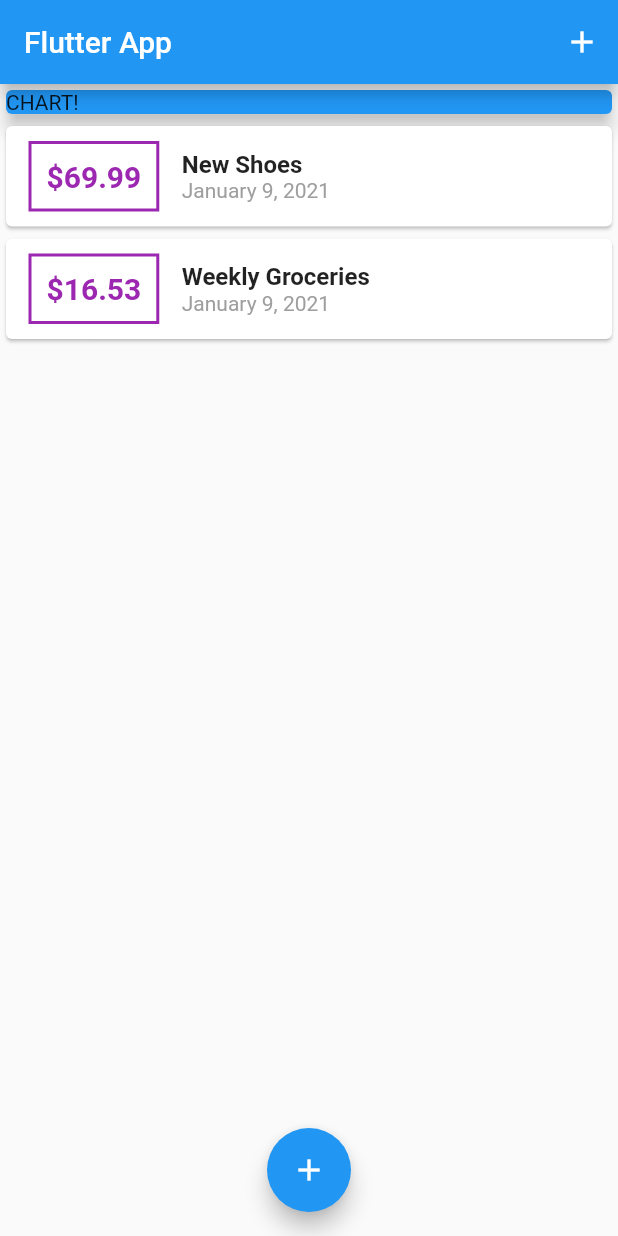
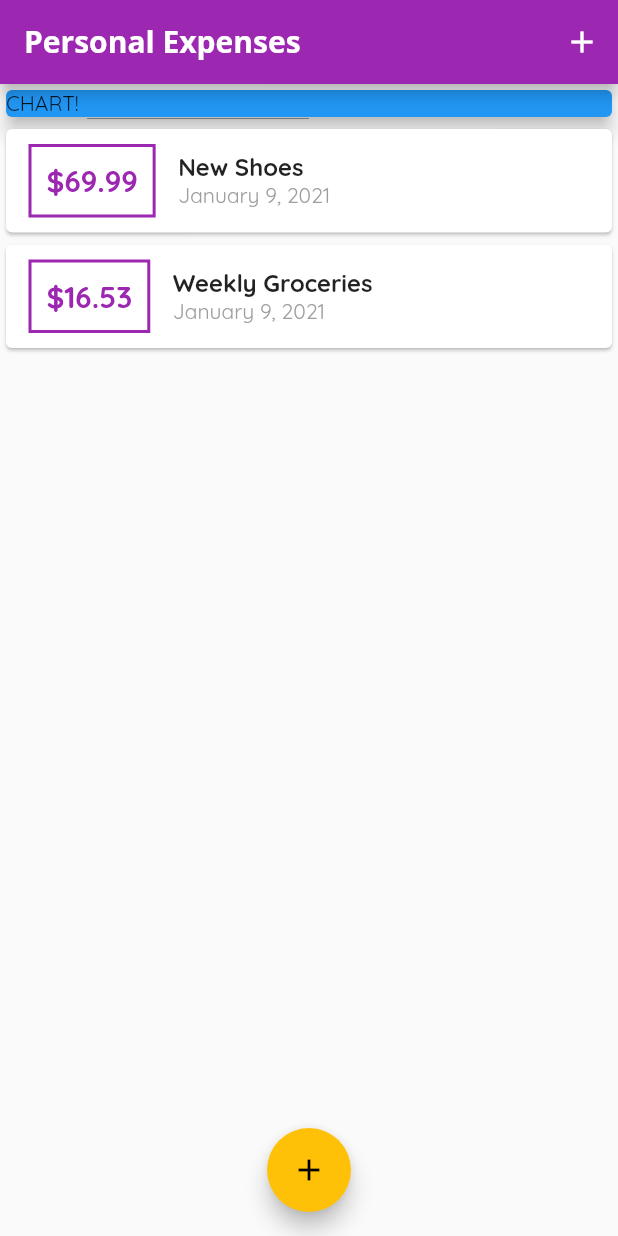
Before and after one commit to ParkSoravee/flutter_app_course1_app2, a Flutter app: the screen it shows after launch, on a phone screen of 412 x 824 dp. Run offline on Flutter 3.47's test engine with Material 2 defaults, Android fonts, the phone set to English and light mode, and no system bars.

Commit message:
custom fonts on all appBar(multiple pages)

```diff
--- a/lib/main.dart
+++ b/lib/main.dart
@@ -12,8 +12,23 @@ class MyApp extends StatelessWidget {
   @override
   Widget build(BuildContext context) {
     return MaterialApp(
-      title: 'Flutter App',
+      title: 'Personal Expenses',
       home: MyHomePage(),
+      theme: ThemeData(
+        primarySwatch: Colors.purple,
+        accentColor: Colors.amber,
+        fontFamily: 'Quicksand',
+        appBarTheme: AppBarTheme(
+          textTheme: ThemeData.light().textTheme.copyWith(
+                title: TextStyle(
+                  fontFamily: 'OpenSans',
+                  fontSize: 20,
+                  fontWeight: FontWeight.bold,
+                ),
+              ),
+        ),
+        // primaryColor: Colors.purple,
+      ),
     );
   }
 }
@@ -26,7 +41,6 @@ class MyHomePage extends StatefulWidget {
 }
 
 class _MyHomePageState extends State<MyHomePage> {
-
   final List<Transaction> _userTransactions = [
     Transaction(
       id: 't1',
@@ -68,7 +82,7 @@ class _MyHomePageState extends State<MyHomePage> {
   Widget build(BuildContext context) {
     return Scaffold(
       appBar: AppBar(
-        title: Text('Flutter App'),
+        title: Text('Personal Expenses'),
         actions: [
           IconButton(
             icon: Icon(Icons.add),
--- a/lib/widgets/new_transaction.dart
+++ b/lib/widgets/new_transaction.dart
@@ -26,6 +26,7 @@ class _NewTransactionState extends State<NewTransaction> {
       enteredTitle,
       enteredAmount,
     );
+    Navigator.of(context).pop();
   }
 
   @override
--- a/lib/widgets/transaction_list.dart
+++ b/lib/widgets/transaction_list.dart
@@ -25,15 +25,16 @@ class TransactionList extends StatelessWidget {
                   padding: EdgeInsets.all(10),
                   decoration: BoxDecoration(
                       border: Border.all(
-                        color: Colors.purple,
-                        width: 2,
-                      )),
+                    color: Theme.of(context).primaryColor,
+                    width: 2,
+                  )),
                   child: Text(
                     '\$${transactions[index].amount.toStringAsFixed(2)}',
                     style: TextStyle(
-                        fontWeight: FontWeight.bold,
-                        fontSize: 20,
-                        color: Colors.purple),
+                      fontWeight: FontWeight.bold,
+                      fontSize: 20,
+                      color: Theme.of(context).primaryColor,
+                    ),
                   ),
                 ),
                 Column(
@@ -62,7 +63,6 @@ class TransactionList extends StatelessWidget {
         },
         itemCount: transactions.length,
         scrollDirection: Axis.vertical,
-
       ),
     );
   }
```
Also changed, not shown: pubspec.yaml (+12 -6 lines), assets/fonts/OpenSans-Bold.ttf (added), assets/fonts/OpenSans-Regular.ttf (added), assets/fonts/Quicksand-Bold.ttf (added), assets/fonts/Quicksand-Light.ttf (added), assets/fonts/Quicksand-Medium.ttf (added), assets/fonts/Quicksand-Regular.ttf (added).
